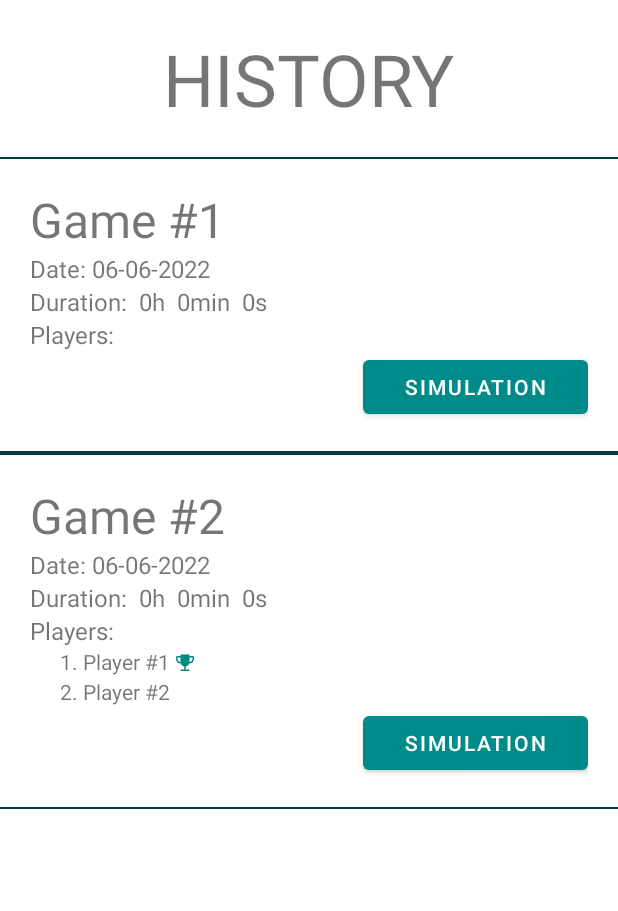
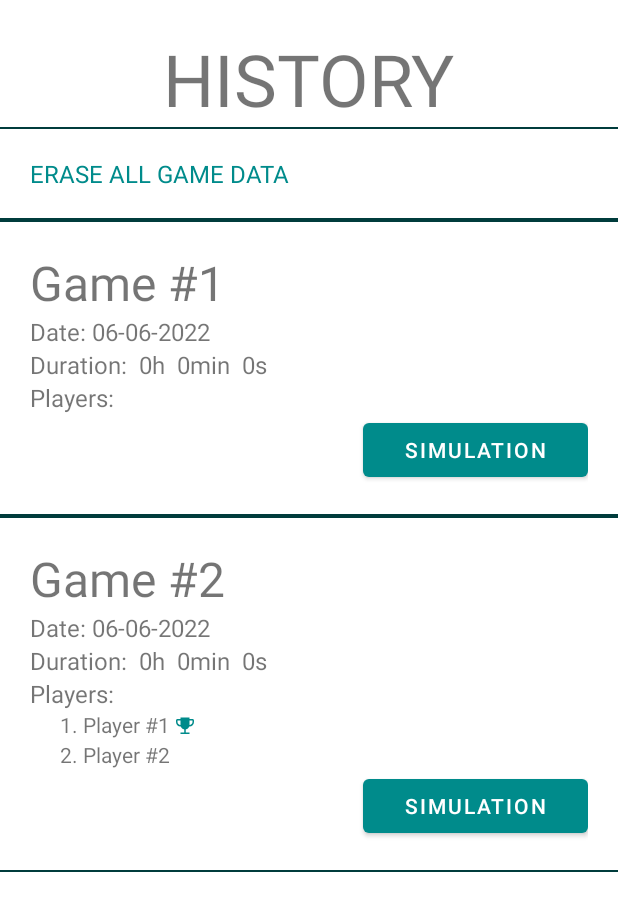
Before and after one commit to vstambolic/monopoly, an Android app: the NewGameFragment screen opened through its navigation route, after a tap on "HISTORY", on a phone screen of 412 x 824 dp. Shown: the top 911 px of the screen. Run offline under Robolectric (Android 15) with nearby library versions, the phone set to English and light mode, and no system bars; our stand-ins replace Room's generated code, navigation-ui; 2 other taps on this screen came first.

Commit message:
Added erase all game data.

```diff
--- a/app/src/main/java/com/example/monopoly/data/GameDao.java
+++ b/app/src/main/java/com/example/monopoly/data/GameDao.java
@@ -27,4 +27,7 @@ public interface GameDao {
 
     @Query("SELECT * FROM Game WHERE id = :gameId")
     Game getGame(long gameId);
+
+    @Query("DELETE FROM Game")
+    void deleteAll();
 }
--- a/app/src/main/java/com/example/monopoly/data/GameRepository.java
+++ b/app/src/main/java/com/example/monopoly/data/GameRepository.java
@@ -52,4 +52,8 @@ public class GameRepository {
     private Game getGame(long gameId) {
         return this.gameDao.getGame(gameId);
     }
+
+    public void deleteAll() {
+        executorService.submit(this.gameDao::deleteAll);
+    }
 }
--- a/app/src/main/java/com/example/monopoly/history/HistoryFragment.java
+++ b/app/src/main/java/com/example/monopoly/history/HistoryFragment.java
@@ -9,6 +9,7 @@ import androidx.recyclerview.widget.LinearLayoutManager;
 import android.view.LayoutInflater;
 import android.view.View;
 import android.view.ViewGroup;
+import android.widget.Toast;
 
 import com.example.monopoly.MainActivity;
 import com.example.monopoly.data.Game;
@@ -48,7 +49,13 @@ public class HistoryFragment extends Fragment {
         gameRepo.getAllLiveData().observe(getViewLifecycleOwner(), historyAdapter::setGameHistoryList);
         binding.recyclerView.setAdapter(historyAdapter);
         binding.recyclerView.setLayoutManager(new LinearLayoutManager(this.mainActivity));
-
+        binding.textviewEraseGameData.setOnClickListener(view -> {
+            if (historyAdapter.getItemCount()>0) {
+                gameRepo.deleteAll();
+            }
+            else
+                Toast.makeText(mainActivity, "No game data!", Toast.LENGTH_SHORT).show();
+        });
         return binding.getRoot();
     }
 
--- a/app/src/main/res/layout/fragment_history.xml
+++ b/app/src/main/res/layout/fragment_history.xml
@@ -18,13 +18,27 @@
         app:layout_constraintStart_toStartOf="parent"
         app:layout_constraintTop_toTopOf="parent" />
 
+    <TextView
+        android:background="@drawable/bottom_border"
+        android:id="@+id/textview_erase_game_data"
+        android:text="@string/erase_all_game_data"
+        android:layout_width="match_parent"
+        android:layout_height="wrap_content"
+        app:layout_constraintTop_toBottomOf="@id/textview_history"
+        app:layout_constraintRight_toRightOf="parent"
+        app:layout_constraintLeft_toLeftOf="parent"
+        android:padding="20dp"
+        android:textSize="@dimen/h4"
+        android:textColor="@color/cyan"
+     />
+
+
     <androidx.recyclerview.widget.RecyclerView
         android:id="@+id/recycler_view"
         android:layout_width="match_parent"
         android:layout_height="0dp"
-        android:layout_marginTop="20dp"
         app:layout_constraintBottom_toBottomOf="parent"
-        app:layout_constraintTop_toBottomOf="@id/textview_history"
+        app:layout_constraintTop_toBottomOf="@id/textview_erase_game_data"
         tools:listitem="@layout/view_holder_history"
 
         />
--- a/app/src/main/res/values/strings.xml
+++ b/app/src/main/res/values/strings.xml
@@ -32,4 +32,5 @@
     <string name="dummy_content">DUMMY\nCONTENT</string>
     <string name="vibrate_while_shaking">Vibrate While Shaking</string>
     <string name="monopoly_logo">Monopoly logo</string>
+    <string name="erase_all_game_data">ERASE ALL GAME DATA</string>
 </resources>
```
